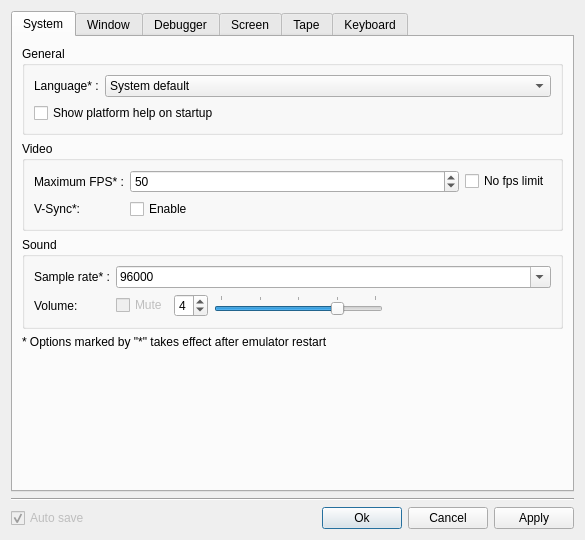
vpyk/emu80v4, file src/qt/qtSettingsDialog.ui: the form before one commit.
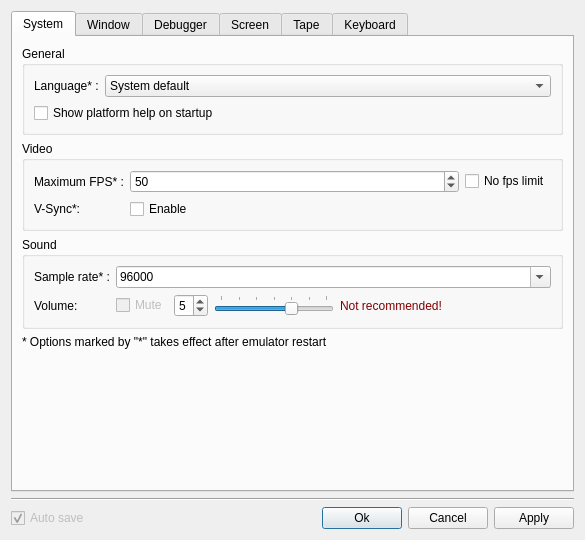
The form after the commit. The open tabs and pages were chosen to show the change.

Patch:
```diff
--- a/src/qt/qtSettingsDialog.ui
+++ b/src/qt/qtSettingsDialog.ui
@@ -267,26 +267,44 @@
                <number>1</number>
               </property>
               <property name="maximum">
-               <number>5</number>
+               <number>7</number>
               </property>
               <property name="value">
-               <number>4</number>
+               <number>5</number>
               </property>
              </widget>
             </item>
             <item>
              <widget class="QSlider" name="volumeSlider">
+              <property name="sizePolicy">
+               <sizepolicy hsizetype="Fixed" vsizetype="Maximum">
+                <horstretch>0</horstretch>
+                <verstretch>0</verstretch>
+               </sizepolicy>
+              </property>
+              <property name="minimumSize">
+               <size>
+                <width>120</width>
+                <height>0</height>
+               </size>
+              </property>
+              <property name="maximumSize">
+               <size>
+                <width>16777215</width>
+                <height>16777215</height>
+               </size>
+              </property>
               <property name="minimum">
                <number>1</number>
               </property>
               <property name="maximum">
-               <number>5</number>
+               <number>7</number>
               </property>
               <property name="pageStep">
                <number>1</number>
               </property>
               <property name="value">
-               <number>4</number>
+               <number>5</number>
               </property>
               <property name="tracking">
                <bool>true</bool>
@@ -302,6 +320,19 @@
               </property>
              </widget>
             </item>
+            <item>
+             <widget class="QLabel" name="warnLabel">
+              <property name="enabled">
+               <bool>true</bool>
+              </property>
+              <property name="styleSheet">
+               <string notr="true">color: maroon</string>
+              </property>
+              <property name="text">
+               <string>Not recommended!</string>
+              </property>
+             </widget>
+            </item>
             <item>
              <spacer name="horizontalSpacer_8">
               <property name="orientation">
```
